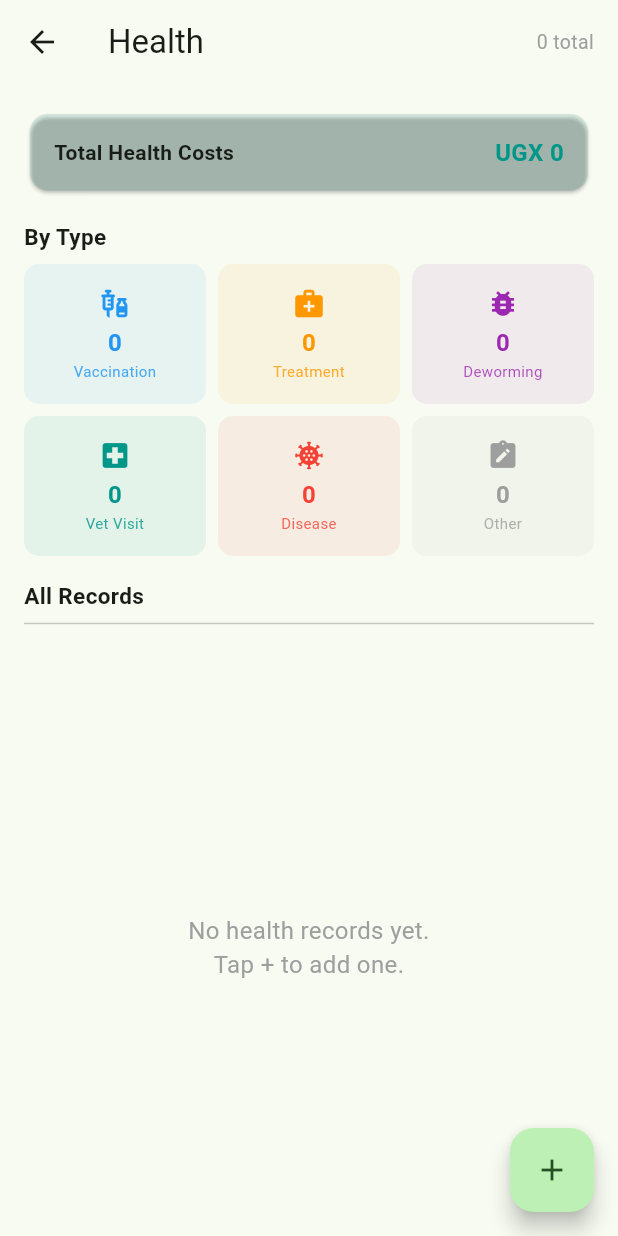
After one commit to Emma-Ssali/MyCOW, a Flutter app: the HealthDashboardScreen screen opened directly, on a phone screen of 412 x 824 dp. The commit adds this screen. Run offline on Flutter 3.47's test engine with Material 3 defaults, Android fonts, the light colour scheme and no system bars; our stand-ins replace image_picker, isar; accounts and stored records are empty; generated files the repository leaves out were written again.

Commit message:
Add health dashboard tab: farm-wide health records, cost summary, filter by type

```diff
--- a/lib/main.dart
+++ b/lib/main.dart
@@ -7,6 +7,7 @@ import 'models/health_record.dart';
 import 'screens/cow_list_screen.dart';
 import 'screens/dashboard_screen.dart';
 import 'screens/finance_screen.dart';
+import 'screens/health_dashboard_screen.dart';
 
 late Isar isar;
 
@@ -54,6 +55,7 @@ class _MainNavigationState extends State<MainNavigation> {
     DashboardScreen(),
     CowListScreen(),
     FinanceScreen(),
+    HealthDashboardScreen(),
   ];
 
   @override
@@ -81,6 +83,11 @@ class _MainNavigationState extends State<MainNavigation> {
             selectedIcon: Icon(Icons.account_balance_wallet),
             label: 'Finance',
           ),
+          NavigationDestination(
+            icon: Icon(Icons.health_and_safety_outlined),
+            selectedIcon: Icon(Icons.health_and_safety),
+            label: 'Health',
+          ),
         ],
       ),
     );
--- /dev/null
+++ b/lib/screens/health_dashboard_screen.dart
@@ -0,0 +1,531 @@
+import 'package:flutter/material.dart';
+import 'package:isar/isar.dart';
+import '../main.dart';
+import '../models/health_record.dart';
+import '../models/cow.dart';
+import 'add_health_record_screen.dart';
+
+/// Farm-wide health dashboard — shows all health records across all cows,
+/// with a cost summary and filter by record type and cow.
+class HealthDashboardScreen extends StatefulWidget {
+  const HealthDashboardScreen({super.key});
+
+  @override
+  State<HealthDashboardScreen> createState() =>
+      _HealthDashboardScreenState();
+}
+
+class _HealthDashboardScreenState extends State<HealthDashboardScreen> {
+  List<HealthRecord> _allRecords = [];
+  List<HealthRecord> _filteredRecords = [];
+  Map<int, Cow> _cowMap = {};
+  bool _loading = true;
+
+  // Filter state.
+  HealthRecordType? _typeFilter;
+
+  @override
+  void initState() {
+    super.initState();
+    _loadData();
+  }
+
+  /// Loads all health records and cows from Isar.
+  Future<void> _loadData() async {
+    setState(() => _loading = true);
+
+    final records = await isar.healthRecords.where().findAll();
+    final cows = await isar.cows.where().findAll();
+
+    setState(() {
+      _allRecords = records..sort((a, b) => b.date.compareTo(a.date));
+      _cowMap = {for (final cow in cows) cow.id: cow};
+      _loading = false;
+    });
+
+    _applyFilters();
+  }
+
+  void _applyFilters() {
+    setState(() {
+      _filteredRecords = _allRecords.where((r) {
+        return _typeFilter == null || r.type == _typeFilter;
+      }).toList();
+    });
+  }
+
+  void _clearFilters() {
+    setState(() => _typeFilter = null);
+    _applyFilters();
+  }
+
+  Future<void> _deleteRecord(HealthRecord record) async {
+    final confirm = await showDialog<bool>(
+      context: context,
+      builder: (context) => AlertDialog(
+        title: const Text('Delete record?'),
+        content: const Text('This cannot be undone.'),
+        actions: [
+          TextButton(
+            onPressed: () => Navigator.pop(context, false),
+            child: const Text('Cancel'),
+          ),
+          TextButton(
+            onPressed: () => Navigator.pop(context, true),
+            child: const Text('Delete'),
+          ),
+        ],
+      ),
+    );
+    if (confirm == true) {
+      await isar.writeTxn(() async {
+        await isar.healthRecords.delete(record.id);
+      });
+      _loadData();
+    }
+  }
+
+  // ── Computed totals ──────────────────────────────────────────────
+
+  /// Total health costs across all records.
+  double get _totalCost => _allRecords
+      .where((r) => r.costUgx != null)
+      .fold(0.0, (sum, r) => sum + (r.costUgx ?? 0));
+
+  /// Count of records per type.
+  Map<HealthRecordType, int> get _typeCounts {
+    final counts = {for (var t in HealthRecordType.values) t: 0};
+    for (final r in _allRecords) {
+      counts[r.type] = (counts[r.type] ?? 0) + 1;
+    }
+    return counts;
+  }
+
+  // ── Helpers ──────────────────────────────────────────────────────
+
+  String _formatDate(DateTime date) =>
+      '${date.day}/${date.month}/${date.year}';
+
+  String _formatAmount(double amount) {
+    final formatted = amount
+        .toStringAsFixed(0)
+        .replaceAllMapped(
+          RegExp(r'(\d{1,3})(?=(\d{3})+(?!\d))'),
+          (m) => '${m[1]},',
+        );
+    return 'UGX $formatted';
+  }
+
+  String _typeLabel(HealthRecordType type) {
+    switch (type) {
+      case HealthRecordType.vaccination:
+        return 'Vaccination';
+      case HealthRecordType.treatment:
+        return 'Treatment';
+      case HealthRecordType.deworming:
+        return 'Deworming';
+      case HealthRecordType.vetVisit:
+        return 'Vet Visit';
+      case HealthRecordType.disease:
+        return 'Disease';
+      case HealthRecordType.other:
+        return 'Other';
+    }
+  }
+
+  IconData _typeIcon(HealthRecordType type) {
+    switch (type) {
+      case HealthRecordType.vaccination:
+        return Icons.vaccines;
+      case HealthRecordType.treatment:
+        return Icons.medical_services;
+      case HealthRecordType.deworming:
+        return Icons.bug_report;
+      case HealthRecordType.vetVisit:
+        return Icons.local_hospital;
+      case HealthRecordType.disease:
+        return Icons.coronavirus;
+      case HealthRecordType.other:
+        return Icons.note_alt;
+    }
+  }
+
+  Color _typeColor(HealthRecordType type) {
+    switch (type) {
+      case HealthRecordType.vaccination:
+        return Colors.blue;
+      case HealthRecordType.treatment:
+        return Colors.orange;
+      case HealthRecordType.deworming:
+        return Colors.purple;
+      case HealthRecordType.vetVisit:
+        return Colors.teal;
+      case HealthRecordType.disease:
+        return Colors.red;
+      case HealthRecordType.other:
+        return Colors.grey;
+    }
+  }
+
+  @override
+  Widget build(BuildContext context) {
+    final typeCounts = _typeCounts;
+    final filtersActive = _typeFilter != null;
+
+    return Scaffold(
+      appBar: AppBar(
+        title: const Text('Health'),
+        actions: [
+          Center(
+            child: Padding(
+              padding: const EdgeInsets.only(right: 16),
+              child: Text(
+                '${_allRecords.length} total',
+                style:
+                    const TextStyle(fontSize: 13, color: Colors.grey),
+              ),
+            ),
+          ),
+        ],
+      ),
+      body: _loading
+          ? const Center(child: CircularProgressIndicator())
+          : RefreshIndicator(
+              onRefresh: _loadData,
+              child: CustomScrollView(
+                slivers: [
+                  SliverToBoxAdapter(
+                    child: Padding(
+                      padding: const EdgeInsets.all(16),
+                      child: Column(
+                        crossAxisAlignment: CrossAxisAlignment.start,
+                        children: [
+                          // ── Cost summary card ──
+                          Card(
+                            color: Colors.teal.withValues(alpha: 0.1),
+                            child: Padding(
+                              padding: const EdgeInsets.symmetric(
+                                  vertical: 14, horizontal: 16),
+                              child: Row(
+                                mainAxisAlignment:
+                                    MainAxisAlignment.spaceBetween,
+                                children: [
+                                  const Text(
+                                    'Total Health Costs',
+                                    style: TextStyle(
+                                        fontSize: 14,
+                                        fontWeight: FontWeight.w600),
+                                  ),
+                                  Text(
+                                    _formatAmount(_totalCost),
+                                    style: const TextStyle(
+                                      fontSize: 16,
+                                      fontWeight: FontWeight.bold,
+                                      color: Colors.teal,
+                                    ),
+                                  ),
+                                ],
+                              ),
+                            ),
+                          ),
+                          const SizedBox(height: 16),
+
+                          // ── Type breakdown ──
+                          const Text(
+                            'By Type',
+                            style: TextStyle(
+                                fontSize: 15,
+                                fontWeight: FontWeight.bold),
+                          ),
+                          const SizedBox(height: 8),
+                          GridView.count(
+                            crossAxisCount: 3,
+                            shrinkWrap: true,
+                            physics:
+                                const NeverScrollableScrollPhysics(),
+                            mainAxisSpacing: 8,
+                            crossAxisSpacing: 8,
+                            childAspectRatio: 1.3,
+                            children: HealthRecordType.values
+                                .map((type) {
+                              final count = typeCounts[type] ?? 0;
+                              final color = _typeColor(type);
+                              return GestureDetector(
+                                onTap: () {
+                                  setState(() => _typeFilter =
+                                      _typeFilter == type
+                                          ? null
+                                          : type);
+                                  _applyFilters();
+                                },
+                                child: Container(
+                                  decoration: BoxDecoration(
+                                    color: _typeFilter == type
+                                        ? color.withValues(alpha: 0.2)
+                                        : color.withValues(alpha: 0.08),
+                                    borderRadius:
+                                        BorderRadius.circular(10),
+                                    border: Border.all(
+                                      color: _typeFilter == type
+                                          ? color
+                                          : Colors.transparent,
+                                      width: 1.5,
+                                    ),
+                                  ),
+                                  child: Column(
+                                    mainAxisAlignment:
+                                        MainAxisAlignment.center,
+                                    children: [
+                                      Icon(_typeIcon(type),
+                                          color: color, size: 22),
+                                      const SizedBox(height: 4),
+                                      Text(
+                                        '$count',
+                                        style: TextStyle(
+                                          fontSize: 16,
+                                          fontWeight: FontWeight.bold,
+                                          color: color,
+                                        ),
+                                      ),
+                                      Text(
+                                        _typeLabel(type),
+                                        textAlign: TextAlign.center,
+                                        style: TextStyle(
+                                          fontSize: 10,
+                                          color:
+                                              color.withValues(alpha: 0.8),
+                                        ),
+                                      ),
+                                    ],
+                                  ),
+                                ),
+                              );
+                            }).toList(),
+                          ),
+                          const SizedBox(height: 16),
+
+                          // ── Filter row ──
+                          Row(
+                            mainAxisAlignment:
+                                MainAxisAlignment.spaceBetween,
+                            children: [
+                              Text(
+                                filtersActive
+                                    ? '${_filteredRecords.length} result${_filteredRecords.length == 1 ? '' : 's'}'
+                                    : 'All Records',
+                                style: const TextStyle(
+                                    fontSize: 15,
+                                    fontWeight: FontWeight.bold),
+                              ),
+                              if (filtersActive)
+                                TextButton.icon(
+                                  onPressed: _clearFilters,
+                                  icon: const Icon(Icons.close,
+                                      size: 14),
+                                  label: const Text('Clear filter'),
+                                  style: TextButton.styleFrom(
+                                    padding: EdgeInsets.zero,
+                                    visualDensity:
+                                        VisualDensity.compact,
+                                  ),
+                                ),
+                            ],
+                          ),
+                          const Divider(),
+                        ],
+                      ),
+                    ),
+                  ),
+
+                  // ── Records list ──
+                  _filteredRecords.isEmpty
+                      ? SliverFillRemaining(
+                          child: Center(
+                            child: Text(
+                              filtersActive
+                                  ? 'No records match this filter.'
+                                  : 'No health records yet.\nTap + to add one.',
+                              textAlign: TextAlign.center,
+                              style: const TextStyle(
+                                  fontSize: 16, color: Colors.grey),
+                            ),
+                          ),
+                        )
+                      : SliverPadding(
+                          padding: const EdgeInsets.fromLTRB(
+                              16, 0, 16, 16),
+                          sliver: SliverList(
+                            delegate: SliverChildBuilderDelegate(
+                              (context, index) {
+                                final record =
+                                    _filteredRecords[index];
+                                final cow =
+                                    _cowMap[record.cowId];
+                                final color =
+                                    _typeColor(record.type);
+
+                                return Card(
+                                  margin: const EdgeInsets.only(
+                                      bottom: 10),
+                                  child: ListTile(
+                                    leading: CircleAvatar(
+                                      backgroundColor: color
+                                          .withValues(alpha: 0.15),
+                                      child: Icon(
+                                        _typeIcon(record.type),
+                                        color: color,
+                                        size: 20,
+                                      ),
+                                    ),
+                                    title: Row(
+                                      children: [
+                                        Text(
+                                          _typeLabel(record.type),
+                                          style: const TextStyle(
+                                              fontWeight:
+                                                  FontWeight.bold),
+                                        ),
+                                        if (cow != null) ...[
+                                          const SizedBox(width: 6),
+                                          Container(
+                                            padding: const EdgeInsets
+                                                .symmetric(
+                                                horizontal: 6,
+                                                vertical: 2),
+                                            decoration: BoxDecoration(
+                                              color: Colors.green
+                                                  .withValues(
+                                                      alpha: 0.1),
+                                              borderRadius:
+                                                  BorderRadius.circular(
+                                                      6),
+                                            ),
+                                            child: Text(
+                                              cow.tagNumber,
+                                              style: const TextStyle(
+                                                fontSize: 11,
+                                                color: Colors.green,
+                                                fontWeight:
+                                                    FontWeight.w500,
+                                              ),
+                                            ),
+                                          ),
+                                        ],
+                                      ],
+                                    ),
+                                    subtitle: Column(
+                                      crossAxisAlignment:
+                                          CrossAxisAlignment.start,
+                                      children: [
+                                        if (record.medication != null)
+                                          Text(record.medication!,
+                                              style: const TextStyle(
+                                                  fontSize: 12)),
+                                        if (record.veterinarian !=
+                                            null)
+                                          Text(
+                                            'Vet: ${record.veterinarian}',
+                                            style: const TextStyle(
+                                                fontSize: 12,
+                                                color: Colors.grey),
+                                          ),
+                                        if (record.costUgx != null)
+                                          Text(
+                                            'Cost: ${_formatAmount(record.costUgx!)}',
+                                            style: const TextStyle(
+                                                fontSize: 12,
+                                                color: Colors.teal),
+                                          ),
+                                        if (record.notes != null)
+                                          Text(
+                                            record.notes!,
+                                            style: const TextStyle(
+                                                fontSize: 12,
+                                                color: Colors.grey),
+                                          ),
+                                        Text(
+                                          _formatDate(record.date),
+                                          style: const TextStyle(
+                                              fontSize: 12,
+                                              color: Colors.grey),
+                                        ),
+                                      ],
+                                    ),
+                                    isThreeLine: true,
+                                    trailing: IconButton(
+                                      icon: const Icon(
+                                          Icons.delete_outline,
+                                          color: Colors.red),
+                                      onPressed: () =>
+                                          _deleteRecord(record),
+                                    ),
+                                  ),
+                                );
+                              },
+                              childCount: _filteredRecords.length,
+                            ),
+                          ),
+                        ),
+                ],
+              ),
+            ),
+      floatingActionButton: FloatingActionButton(
+        onPressed: () async {
+          // When adding from the dashboard, we need to pick a cow first.
+          final cows = _cowMap.values.toList();
+          if (cows.isEmpty) {
+            ScaffoldMessenger.of(context).showSnackBar(
+              const SnackBar(
+                  content:
+                      Text('Add a cow first before recording health data.')),
+            );
+            return;
+          }
+
+          // Show cow picker dialog.
+          final selectedCow = await showDialog<Cow>(
+            context: context,
+            builder: (context) => AlertDialog(
+              title: const Text('Select a cow'),
+              content: SizedBox(
+                width: double.maxFinite,
+                child: ListView.builder(
+                  shrinkWrap: true,
+                  itemCount: cows.length,
+                  itemBuilder: (context, index) {
+                    final cow = cows[index];
+                    return ListTile(
+                      title: Text('Tag: ${cow.tagNumber}'),
+                      subtitle: Text(cow.breed),
+                      onTap: () => Navigator.pop(context, cow),
+                    );
+                  },
+                ),
+              ),
+              actions: [
+                TextButton(
+                  onPressed: () => Navigator.pop(context),
+                  child: const Text('Cancel'),
+                ),
+              ],
+            ),
+          );
+
+          if (selectedCow != null && context.mounted) {
+            final saved = await Navigator.push<bool>(
+              context,
+              MaterialPageRoute(
+                builder: (context) => AddHealthRecordScreen(
+                  cowId: selectedCow.id,
+                  cowTag: selectedCow.tagNumber,
+                ),
+              ),
+            );
+            if (saved == true) _loadData();
+          }
+        },
+        child: const Icon(Icons.add),
+      ),
+    );
+  }
+}
```
